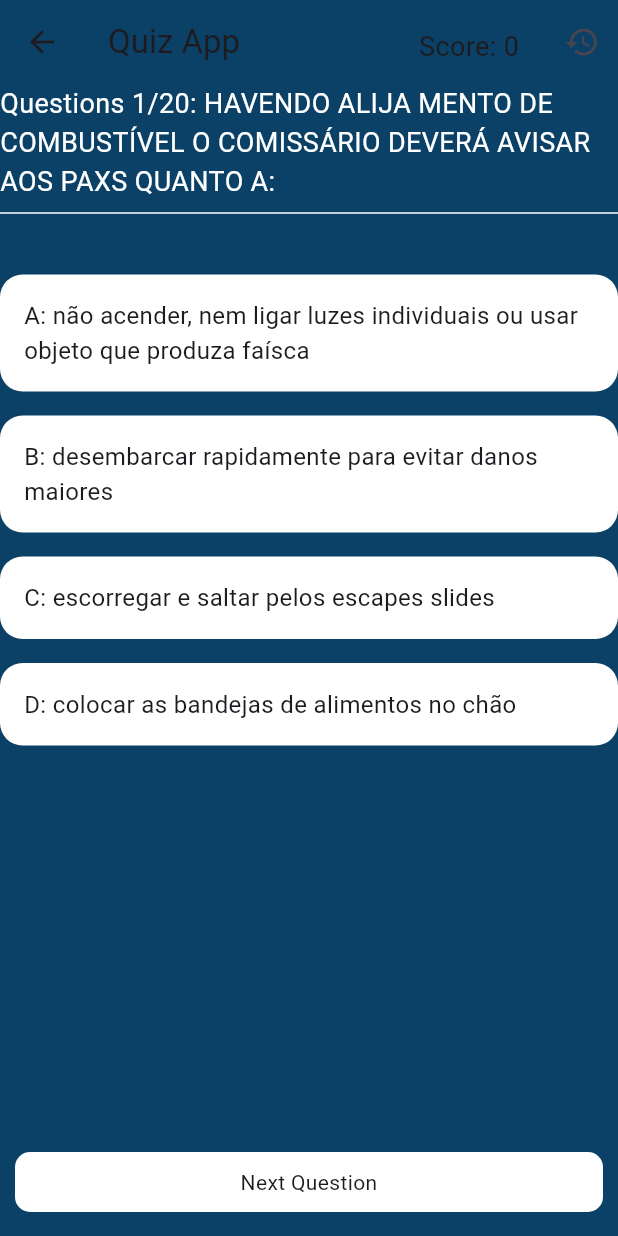
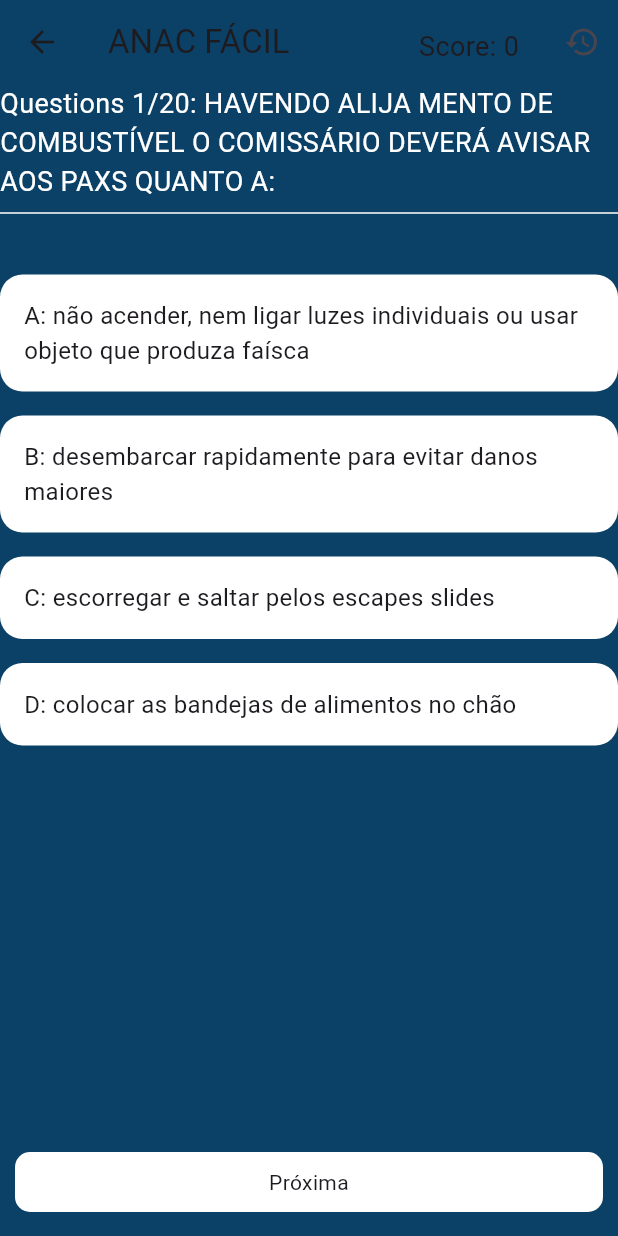
Before and after one commit to Ghcrabbit/quizz_app, a Flutter app: the screen it shows after launch, after a tap on "Bloco 1 - Emergência e Segurança de voo", on a phone screen of 412 x 824 dp. Run offline on Flutter 3.47's test engine with Material 3 defaults, Android fonts, the phone set to English and light mode, and no system bars; our stand-ins replace firebase_core, firebase_crashlytics, shared_preferences; accounts and stored records are empty.

Commit message:
aplicativo funcionando 20/10/2024

```diff
--- a/lib/main.dart
+++ b/lib/main.dart
@@ -1,22 +1,31 @@
 import 'package:firebase_crashlytics/firebase_crashlytics.dart';
 import 'package:flutter/foundation.dart';
 import 'package:flutter/material.dart';
-import './screens/initial_screen.dart'; // Importe o arquivo initial_screen.dart
+import './screens/initial_screen.dart';
 import 'package:firebase_core/firebase_core.dart';
 import 'firebase_options.dart';
+import 'package:flutter/services.dart';
 
 void main() async {
-  WidgetsFlutterBinding.ensureInitialized(); // Adicione esta linha
+  WidgetsFlutterBinding.ensureInitialized();
   await Firebase.initializeApp(
     options: DefaultFirebaseOptions.currentPlatform,
   );
-  // Pass all uncaught "fatal" errors from the framework to Crashlytics
+
+
+  SystemChrome.setPreferredOrientations([
+    DeviceOrientation.portraitUp,
+  ]);
+
+
   FlutterError.onError = FirebaseCrashlytics.instance.recordFlutterFatalError;
-  // Pass all uncaught asynchronous errors that aren't handled by the Flutter framework to Crashlytics
+
+
   PlatformDispatcher.instance.onError = (error, stack) {
     FirebaseCrashlytics.instance.recordError(error, stack, fatal: true);
     return true;
   };
+
   runApp(
     const MyApp(),
   );
@@ -29,7 +38,7 @@ class MyApp extends StatelessWidget {
   Widget build(BuildContext context) {
     return const MaterialApp(
       debugShowCheckedModeBanner: false,
-      home: InitialScreen(), // Alterado para InitialScreen
+      home: InitialScreen(),
     );
   }
 }
--- a/lib/screens/question_screen.dart
+++ b/lib/screens/question_screen.dart
@@ -7,8 +7,8 @@ import '../widgets/question_widget.dart';
 import '../widgets/next_button.dart';
 import '../helpers/shared_preferences_helper.dart';
 import '../models/db_connect.dart';
-import './initial_screen.dart'; // Importe a tela inicial
-import './results_screen.dart'; // Importe a tela de resultados
+import './initial_screen.dart';
+import './results_screen.dart';
 
 class HomeScreen extends StatefulWidget {
   final String jsonPath;
@@ -26,9 +26,9 @@ class _HomeScreenState extends State<HomeScreen> {
   bool isPressed = false;
   bool isAlreadySelected = false;
   bool loading = true;
-  int selectedOptionIndex = -1; // Para rastrear a opção selecionada
+  int selectedOptionIndex = -1;
   List<String> _selectedAnswers =
-      []; // Lista para salvar as respostas selecionadas
+      [];
 
   @override
   void initState() {
@@ -36,7 +36,7 @@ class _HomeScreenState extends State<HomeScreen> {
     loadQuestions();
   }
 
-  // Carregar perguntas do JSON
+
   void loadQuestions() async {
     setState(() {
       loading = true;
@@ -58,7 +58,7 @@ class _HomeScreenState extends State<HomeScreen> {
         loading = false;
         selectedOptionIndex = -1;
         _selectedAnswers =
-            List.filled(questions.length, ''); // Inicializa com strings vazias
+            List.filled(questions.length, '');
       });
     } catch (error) {
       print('Erro ao carregar perguntas: $error');
@@ -70,7 +70,7 @@ class _HomeScreenState extends State<HomeScreen> {
     }
   }
 
-  // Mostrar diálogo de erro
+
   void _showErrorDialog(String title, String content) {
     showDialog(
       context: context,
@@ -89,7 +89,7 @@ class _HomeScreenState extends State<HomeScreen> {
     );
   }
 
-  // Navegar para a próxima pergunta ou mostrar os resultados
+
   void nextQuestion() {
     if (index == _questions.length - 1) {
       _saveResultAndNavigate();
@@ -108,7 +108,7 @@ class _HomeScreenState extends State<HomeScreen> {
     }
   }
 
-  // Mostrar mensagem para selecionar uma resposta
+
   void _showSelectAnswerMessage() {
     ScaffoldMessenger.of(context).showSnackBar(
       const SnackBar(
@@ -119,7 +119,7 @@ class _HomeScreenState extends State<HomeScreen> {
     );
   }
 
-  // Verificar e atualizar a resposta
+
   void checkAnswerAndUpdate(bool isCorrect, int optionIndex) {
     if (isAlreadySelected) {
       return;
@@ -129,7 +129,7 @@ class _HomeScreenState extends State<HomeScreen> {
       score++;
     }
 
-    // Salvar a resposta selecionada
+
     _selectedAnswers[index] =
         _questions[index].options.keys.toList()[optionIndex];
 
@@ -140,16 +140,16 @@ class _HomeScreenState extends State<HomeScreen> {
     });
   }
 
-  // Salvar o resultado do quiz e navegar para InitialScreen
+
   void _saveResultAndNavigate() async {
     try {
       String filtered = criarStringResultScreen(widget.jsonPath);
 
-      // Salvar o resultado do quiz junto com a prova completa
+
       await SharedPreferencesHelper.saveResult(
           filtered, score, _questions, _selectedAnswers);
 
-      // Navegar para a tela inicial ou outra ação após salvar os resultados
+
       Navigator.pushReplacement(
         context,
         MaterialPageRoute(
@@ -175,7 +175,7 @@ class _HomeScreenState extends State<HomeScreen> {
     return Scaffold(
       backgroundColor: background,
       appBar: AppBar(
-        title: const Text('Quiz App'),
+        title: const Text('ANAC FÁCIL'),
         backgroundColor: background,
         shadowColor: Colors.transparent,
         actions: [
@@ -189,7 +189,7 @@ class _HomeScreenState extends State<HomeScreen> {
           IconButton(
             icon: Icon(Icons.history),
             onPressed: () {
-              // Navegar para a ResultsScreen ao clicar no ícone de histórico
+
               Navigator.push(
                 context,
                 MaterialPageRoute(
@@ -261,7 +261,7 @@ class _HomeScreenState extends State<HomeScreen> {
                                       borderRadius: BorderRadius.circular(15),
                                     ),
                                     width:
-                                        maxWidth, // Define a largura máxima disponível
+                                        maxWidth,
                                     padding: const EdgeInsets.all(16),
                                     margin:
                                         const EdgeInsets.symmetric(vertical: 8),
@@ -283,7 +283,7 @@ class _HomeScreenState extends State<HomeScreen> {
         child: NextButton(
           nextQuestion: isPressed
               ? nextQuestion
-              : () {}, // Função vazia se não pressionado
+              : () {},
         ),
       ),
       floatingActionButtonLocation: FloatingActionButtonLocation.centerFloat,
--- a/lib/widgets/next_button.dart
+++ b/lib/widgets/next_button.dart
@@ -16,7 +16,7 @@ class NextButton extends StatelessWidget {
         ),
         padding: const EdgeInsets.symmetric(vertical: 10.0),
         child: const Text(
-          'Next Question',
+          'Próxima',
           textAlign: TextAlign.center,
         ),
       ),
```
Also changed, not shown: lib/models/db_connect.dart (+8 -6 lines), lib/models/question_model.dart (+5 -5 lines), lib/screens/result_detail_screen.dart (+10 -10 lines), lib/screens/results_screen.dart (+88 -76 lines), pubspec.yaml (+19 -0 lines), 1 other file.
